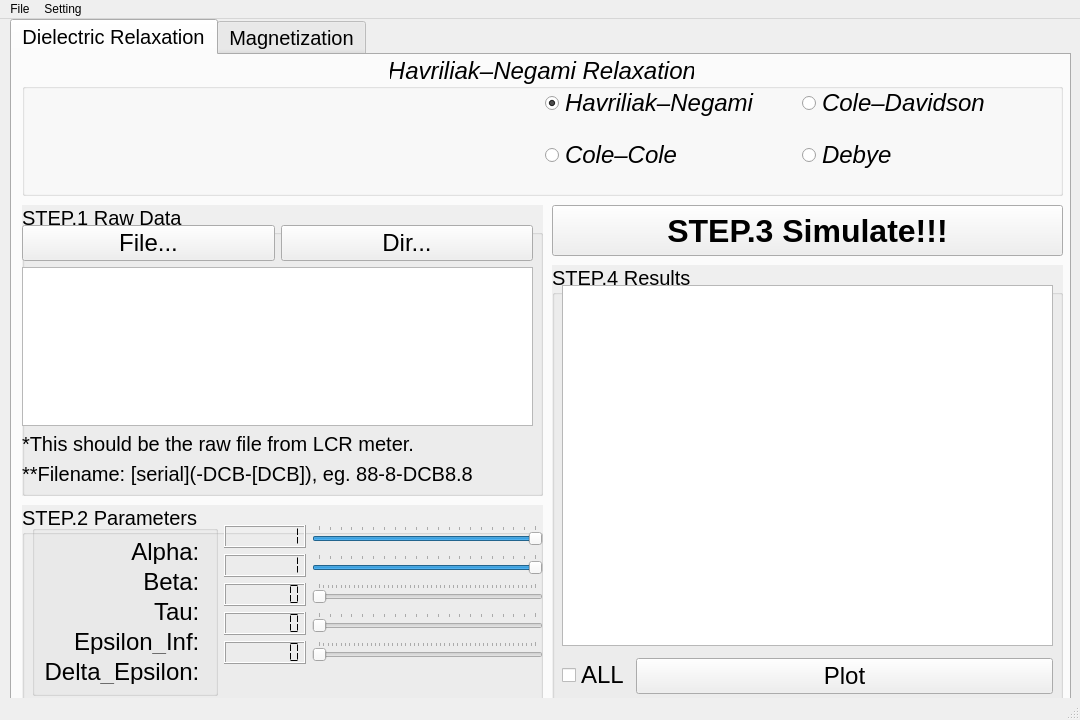
Before: the Qt Designer form app/ui/simulator_ui.ui in obliviousgarden/DataProcessingPlatform, drawn with Qt 5.
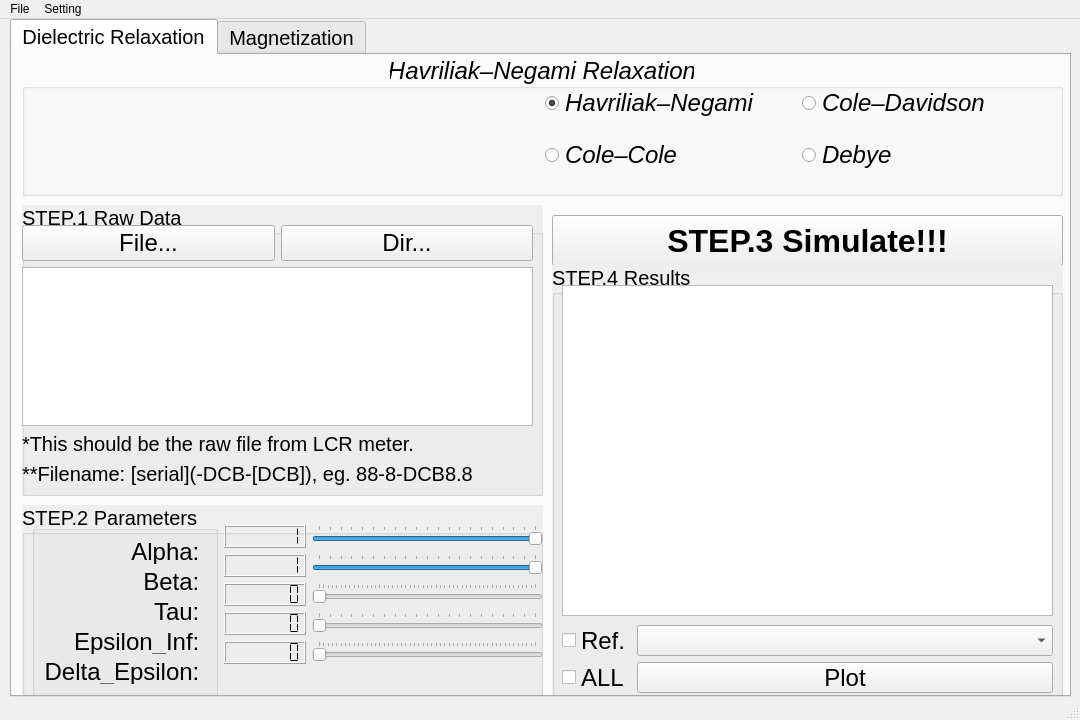
After: the same form once the commit is applied. Icons and pictures are not drawn.

```diff
--- a/app/ui/simulator_ui.ui
+++ b/app/ui/simulator_ui.ui
@@ -10,12 +10,6 @@
     <height>720</height>
    </rect>
   </property>
-  <property name="sizePolicy">
-   <sizepolicy hsizetype="Fixed" vsizetype="Fixed">
-    <horstretch>0</horstretch>
-    <verstretch>0</verstretch>
-   </sizepolicy>
-  </property>
   <property name="font">
    <font>
     <weight>50</weight>
@@ -44,7 +38,7 @@
       <x>10</x>
       <y>0</y>
       <width>1061</width>
-      <height>681</height>
+      <height>678</height>
      </rect>
     </property>
     <property name="font">
@@ -64,7 +58,7 @@
       <property name="geometry">
        <rect>
         <x>540</x>
-        <y>150</y>
+        <y>160</y>
         <width>511</width>
         <height>51</height>
        </rect>
@@ -100,7 +94,7 @@
         <x>10</x>
         <y>450</y>
         <width>521</width>
-        <height>201</height>
+        <height>191</height>
        </rect>
       </property>
       <property name="font">
@@ -504,7 +498,7 @@
         <x>540</x>
         <y>210</y>
         <width>511</width>
-        <height>441</height>
+        <height>431</height>
        </rect>
       </property>
       <property name="font">
@@ -525,24 +519,36 @@
          <x>10</x>
          <y>20</y>
          <width>491</width>
-         <height>361</height>
+         <height>331</height>
         </rect>
        </property>
       </widget>
-      <widget class="QWidget" name="formLayoutWidget_2">
+      <widget class="QWidget" name="">
        <property name="geometry">
         <rect>
          <x>10</x>
-         <y>390</y>
+         <y>360</y>
          <width>491</width>
-         <height>41</height>
+         <height>68</height>
         </rect>
        </property>
        <layout class="QFormLayout" name="formLayout">
-        <property name="formAlignment">
-         <set>Qt::AlignCenter</set>
-        </property>
         <item row="0" column="0">
+         <widget class="QCheckBox" name="CheckBox_reference">
+          <property name="font">
+           <font>
+            <pointsize>18</pointsize>
+           </font>
+          </property>
+          <property name="text">
+           <string>Ref.</string>
+          </property>
+         </widget>
+        </item>
+        <item row="0" column="1">
+         <widget class="QComboBox" name="ComboBox_reference"/>
+        </item>
+        <item row="1" column="0">
          <widget class="QCheckBox" name="CheckBox_All">
           <property name="font">
            <font>
@@ -555,7 +561,7 @@
           </property>
          </widget>
         </item>
-        <item row="0" column="1">
+        <item row="1" column="1">
          <widget class="QPushButton" name="PushButton_plot">
           <property name="font">
            <font>
```
Left out of the diff: 1 changed line with no effect on the pictures.
